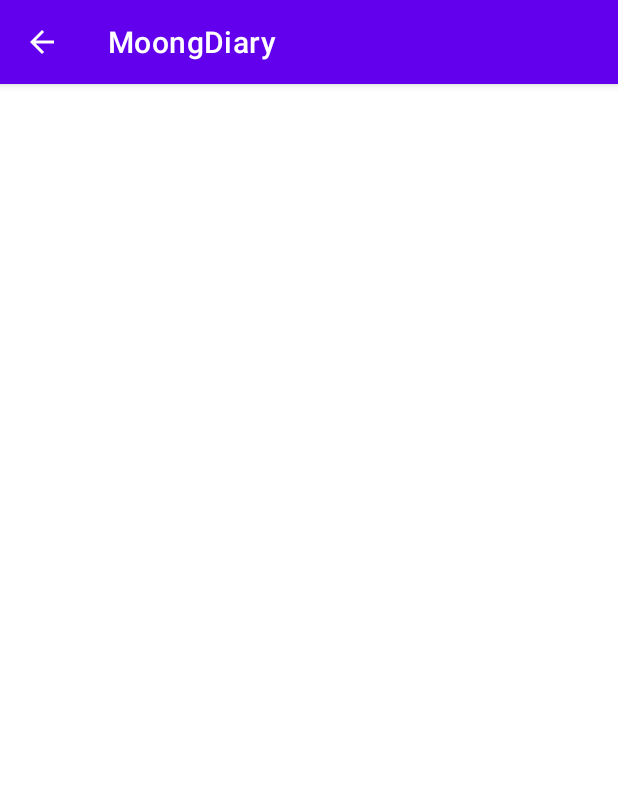
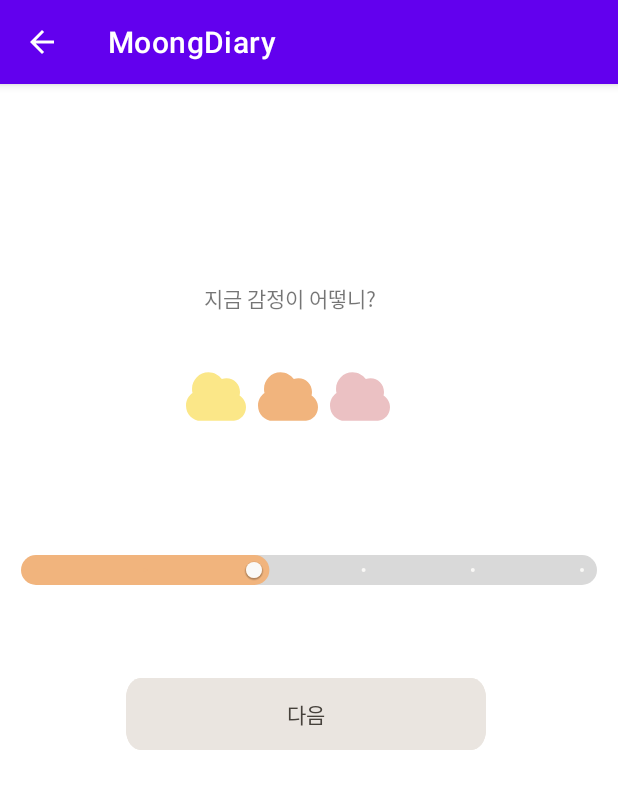
Before and after one commit to Chaewony/MoongDiary, an Android app: the screen it shows after launch (EmotionCloud before the commit, EmotionCloudActivity after it), after a tap on an icon or button, on a phone screen of 412 x 824 dp. Shown: the top 789 px of the screen. Run offline under Robolectric (Android 15) with nearby library versions, the phone set to English and light mode, and no system bars; libraries missing offline, so code that uses them is left out: com.shrikanthravi.collapsiblecalendarview; 2 statements that could not run were skipped.

Commit message:
Making Emotion Cloud
- 구름 선택
- 감정 강도 선택(슬라이더)
- 다음 버튼 누르면 일어날 일들 구현

```diff
--- a/app/src/main/AndroidManifest.xml
+++ b/app/src/main/AndroidManifest.xml
@@ -25,7 +25,7 @@
                 android:name="android.app.lib_name"
                 android:value="" />
         </activity>
-        <activity android:name=".EmotionCloud" android:parentActivityName=".MainActivity"></activity>
+        <activity android:name=".EmotionCloudActivity" android:parentActivityName=".MainActivity"></activity>
     </application>
 
 </manifest>
--- a/app/src/main/java/com/eustress/moongdiary/EmotionCloud.java
+++ /dev/null
@@ -1,15 +0,0 @@
-package com.eustress.moongdiary;
-
-import android.os.Bundle;
-
-import androidx.appcompat.app.AppCompatActivity;
-
-public class EmotionCloud extends AppCompatActivity {
-    @Override
-    protected void onCreate(Bundle savedInstanceState) {
-        super.onCreate(savedInstanceState);
-        setContentView(R.layout.activity_emotioncloud);
-
-
-    }
-}
--- /dev/null
+++ b/app/src/main/java/com/eustress/moongdiary/EmotionCloudActivity.java
@@ -0,0 +1,139 @@
+package com.eustress.moongdiary;
+
+import static android.view.View.GONE;
+
+import android.os.Bundle;
+import android.view.View;
+import android.widget.Button;
+import android.widget.ImageView;
+import android.widget.TextView;
+import android.widget.Toast;
+
+import androidx.appcompat.app.AppCompatActivity;
+
+import com.google.android.material.slider.Slider;
+
+public class EmotionCloudActivity extends AppCompatActivity {
+    private Slider discreteSlider;
+    private ImageView yellowCloud;
+    private ImageView orangeCloud;
+    private ImageView pinkCloud;
+    private Button nextBtn;
+    private TextView textView;
+    private Button doneBtn;
+    private com.google.android.material.textfield.TextInputEditText emotionEdt;
+
+    //선택된 cloud를 구분하기 위한 배열, 0은 선택x 1이 선택o
+    int[] clouds = { 0, 1, 0 }; //0번: yellow, 1번: orange, 2번: pink
+
+    @Override
+    protected void onCreate(Bundle savedInstanceState) {
+        super.onCreate(savedInstanceState);
+        setContentView(R.layout.activity_emotioncloud);
+
+        discreteSlider = findViewById(R.id.discreteSlider);
+        yellowCloud = findViewById(R.id.yellowCloud);
+        orangeCloud = findViewById(R.id.orangeCloud);
+        pinkCloud = findViewById(R.id.pinkCloud);
+        nextBtn = findViewById(R.id.nextBtn);
+        textView = findViewById(R.id.textView);
+        doneBtn = findViewById(R.id.doneBtn);
+        emotionEdt = findViewById(R.id.emotionEdt);
+
+        //색상 구름 클릭하면 슬라이더 색 바꿔주는거
+        yellowCloud.setOnClickListener(new View.OnClickListener() {
+            @Override
+            public void onClick(View v) {
+                discreteSlider.setTickActiveTintList(getResources().getColorStateList(R.color.yellow_cloud));
+                discreteSlider.setTrackActiveTintList(getResources().getColorStateList(R.color.yellow_cloud));
+
+                //선택된 구름을 구분하기 위한 업데이트
+                clouds[0] = 1;
+                clouds[1] = 0;
+                clouds[2] = 0;
+            }
+
+        });
+
+        //색상 구름 클릭하면 슬라이더 색 바꿔주는거
+        orangeCloud.setOnClickListener(new View.OnClickListener() {
+            @Override
+            public void onClick(View v) {
+                discreteSlider.setTickActiveTintList(getResources().getColorStateList(R.color.orange_cloud));
+                discreteSlider.setTrackActiveTintList(getResources().getColorStateList(R.color.orange_cloud));
+
+                //선택된 구름을 구분하기 위한 업데이트
+                clouds[0] = 0;
+                clouds[1] = 1;
+                clouds[2] = 0;
+            }
+
+        });
+
+        //색상 구름 클릭하면 슬라이더 색 바꿔주는거
+        pinkCloud.setOnClickListener(new View.OnClickListener() {
+            @Override
+            public void onClick(View v) {
+                discreteSlider.setTickActiveTintList(getResources().getColorStateList(R.color.pink_cloud));
+                discreteSlider.setTrackActiveTintList(getResources().getColorStateList(R.color.pink_cloud));
+
+                //선택된 구름을 구분하기 위한 업데이트
+                clouds[0] = 0;
+                clouds[1] = 0;
+                clouds[2] = 1;
+            }
+
+        });
+
+        //나중에 구름들 다 묶어서 배열이나 다른 자료구조로 관리하고 싶다
+        //겹치는거 반복문으로 구현하는걸로 바꾸고 싶다
+        nextBtn.setOnClickListener(new View.OnClickListener() {
+            @Override
+            public void onClick(View v) { //다음 버튼 누르면 일어날 일 처리
+                //선택된 구름은 선택 불가능하게 하고
+                //선택된 구름 제외하고는 없애고
+                if(clouds[0]==1){
+                    yellowCloud.setClickable(false);
+                    orangeCloud.setVisibility(GONE);
+                    pinkCloud.setVisibility(GONE);
+                }
+                else if(clouds[1]==1){
+                    orangeCloud.setClickable(false);
+                    yellowCloud.setVisibility(GONE);
+                    pinkCloud.setVisibility(GONE);
+                }
+                else{
+                    pinkCloud.setClickable(false);
+                    yellowCloud.setVisibility(GONE);
+                    orangeCloud.setVisibility(GONE);
+                }
+
+                //슬라이드 비활성화 하고
+                discreteSlider.setEnabled(false);
+                discreteSlider.setVisibility(GONE);
+
+                //다음 버튼 비활성화 하고
+                nextBtn.setVisibility(GONE);
+
+                //텍스트 박스 내용 바꾸고
+                textView.setText("감정에 이름을 붙여보자");
+
+                //감정구름 설명 edt box 활성화 하고
+                emotionEdt.setEnabled(true);
+                emotionEdt.setVisibility(View.VISIBLE);
+
+                //완료 버튼 활성화
+                doneBtn.setEnabled(true);
+            }
+        });
+
+        //완료 버튼 클릭 시 실행될 코드
+        doneBtn.setOnClickListener(new View.OnClickListener() {
+            @Override
+            public void onClick(View v) {
+                Toast.makeText(EmotionCloudActivity.this, emotionEdt.getText().toString().trim(), Toast.LENGTH_SHORT).show();
+            }
+
+        });
+    }
+}
--- a/app/src/main/java/com/eustress/moongdiary/MainActivity.java
+++ b/app/src/main/java/com/eustress/moongdiary/MainActivity.java
@@ -1,6 +1,5 @@
 package com.eustress.moongdiary;
 
-import androidx.annotation.NonNull;
 import androidx.appcompat.app.AppCompatActivity;
 
 import android.content.Intent;
@@ -14,8 +13,6 @@ import android.widget.Toast;
 import com.bumptech.glide.Glide;
 import com.shrikanthravi.collapsiblecalendarview.data.Day;
 import com.shrikanthravi.collapsiblecalendarview.widget.CollapsibleCalendar;
-
-import java.util.HashMap;
 
 public class MainActivity extends AppCompatActivity {
 
@@ -71,7 +68,7 @@ public class MainActivity extends AppCompatActivity {
             @Override
             public void onClick(View v) { //버튼이 눌렸을 때
                 //감정 구름 씬으로 넘어가기
-                Intent intent = new Intent(getApplication(), EmotionCloud.class);
+                Intent intent = new Intent(getApplication(), EmotionCloudActivity.class);
                 startActivity(intent);
             }
         });
--- /dev/null
+++ b/app/src/main/res/drawable/btn_basic.xml
@@ -0,0 +1,24 @@
+<!-- drawable/button.xml -->
+<vector
+    xmlns:android="http://schemas.android.com/apk/res/android"
+    xmlns:aapt="http://schemas.android.com/aapt"
+    android:width="240dp"
+    android:height="36dp"
+    android:viewportWidth="240"
+    android:viewportHeight="36"
+    >
+
+    <group>
+
+        <clip-path
+            android:pathData="M10 0H230C235.523 0 240 4.47715 240 10V26C240 31.5228 235.523 36 230 36H10C4.47715 36 0 31.5228 0 26V10C0 4.47715 4.47715 0 10 0Z"
+            />
+
+        <path
+            android:pathData="M0 0V36H240V0"
+            android:fillColor="#EAE5E0"
+            />
+
+    </group>
+
+</vector>
--- /dev/null
+++ b/app/src/main/res/drawable/ic_cloud.xml
@@ -0,0 +1,10 @@
+<vector xmlns:android="http://schemas.android.com/apk/res/android"
+    android:width="24dp"
+    android:height="24dp"
+    android:viewportWidth="24"
+    android:viewportHeight="24">
+    <path
+        android:pathData="M22,15.5C22,17.816 20.25,19.724 18,19.972V20H17.5H7C4.239,20 2,17.761 2,15C2,13.288 2.861,11.776 4.173,10.875C4.06,10.436 4,9.975 4,9.5C4,6.462 6.462,4 9.5,4C11.332,4 12.954,4.896 13.954,6.273C14.436,6.096 14.957,6 15.5,6C17.985,6 20,8.015 20,10.5C20,10.901 19.947,11.29 19.849,11.661C21.139,12.452 22,13.875 22,15.5Z"
+        android:fillColor="#76726E"
+        android:fillType="evenOdd"/>
+</vector>
--- a/app/src/main/res/layout/activity_emotioncloud.xml
+++ b/app/src/main/res/layout/activity_emotioncloud.xml
@@ -1,6 +1,126 @@
 <?xml version="1.0" encoding="utf-8"?>
 <androidx.constraintlayout.widget.ConstraintLayout xmlns:android="http://schemas.android.com/apk/res/android"
+    xmlns:app="http://schemas.android.com/apk/res-auto"
+    xmlns:tools="http://schemas.android.com/tools"
     android:layout_width="match_parent"
     android:layout_height="match_parent">
 
+    <com.google.android.material.slider.Slider
+        android:id="@+id/discreteSlider"
+        android:layout_width="wrap_content"
+        android:layout_height="wrap_content"
+        android:layout_marginTop="300dp"
+        android:stepSize="10.0"
+        android:value="20.0"
+        android:valueFrom="0.0"
+        android:valueTo="50.0"
+        app:layout_constraintEnd_toEndOf="parent"
+        app:layout_constraintHorizontal_bias="0.0"
+        app:layout_constraintStart_toStartOf="parent"
+        app:layout_constraintTop_toTopOf="parent"
+
+        app:thumbColor="#FAF9F7"
+        app:thumbRadius="5dp"
+
+        app:tickColorActive="#F1B47D"
+        app:tickColorInactive="#FAF9F7"
+
+        app:trackColorActive="#F1B47D"
+        app:trackColorInactive="#D9D9D9"
+
+        app:trackHeight="20dp" />
+
+    <TextView
+        android:id="@+id/textView"
+        android:layout_width="wrap_content"
+        android:layout_height="wrap_content"
+        android:layout_marginStart="136dp"
+        android:layout_marginTop="132dp"
+        android:text="지금 감정이 어떻니?"
+        app:layout_constraintStart_toStartOf="parent"
+        app:layout_constraintTop_toTopOf="parent"></TextView>
+
+    <ImageView
+        android:id="@+id/yellowCloud"
+        android:layout_width="48dp"
+        android:layout_height="48.8dp"
+        android:layout_marginStart="120dp"
+        android:layout_marginTop="184dp"
+        android:background="@drawable/ic_cloud"
+        android:backgroundTint="@color/yellow_cloud"
+        app:layout_constraintStart_toStartOf="parent"
+        app:layout_constraintTop_toTopOf="parent"></ImageView>
+
+    <ImageView
+        android:id="@+id/orangeCloud"
+        android:layout_width="48dp"
+        android:layout_height="48.8dp"
+        android:layout_marginStart="168dp"
+        android:layout_marginTop="184dp"
+        android:background="@drawable/ic_cloud"
+        android:backgroundTint="@color/orange_cloud"
+        app:layout_constraintStart_toStartOf="parent"
+        app:layout_constraintTop_toTopOf="parent"></ImageView>
+
+    <ImageView
+        android:id="@+id/pinkCloud"
+        android:layout_width="48dp"
+        android:layout_height="48.8dp"
+        android:layout_marginStart="216dp"
+        android:layout_marginTop="184dp"
+        android:background="@drawable/ic_cloud"
+        android:backgroundTint="@color/pink_cloud"
+        app:layout_constraintStart_toStartOf="parent"
+        app:layout_constraintTop_toTopOf="parent"></ImageView>
+
+    <androidx.appcompat.widget.AppCompatButton
+        android:id="@+id/nextBtn"
+        android:layout_width="wrap_content"
+        android:layout_height="wrap_content"
+        android:layout_gravity="center"
+        android:layout_marginStart="84dp"
+        android:layout_marginTop="396dp"
+        android:background="@drawable/btn_basic"
+        android:text="다음"
+        android:textAllCaps="false"
+        android:textColor="#46413B"
+        app:layout_constraintStart_toStartOf="parent"
+        app:layout_constraintTop_toTopOf="parent">
+
+    </androidx.appcompat.widget.AppCompatButton>
+
+    <androidx.appcompat.widget.AppCompatButton
+        android:id="@+id/doneBtn"
+        android:layout_width="wrap_content"
+        android:layout_height="wrap_content"
+        android:layout_gravity="center"
+        android:layout_marginStart="84dp"
+        android:layout_marginTop="396dp"
+        android:background="@drawable/btn_basic"
+        android:enabled="false"
+        android:text="완료"
+        android:textAllCaps="false"
+        android:textColor="#46413B"
+        app:layout_constraintStart_toStartOf="parent"
+        app:layout_constraintTop_toTopOf="parent">
+
+    </androidx.appcompat.widget.AppCompatButton>
+
+    <com.google.android.material.textfield.TextInputEditText
+        android:id="@+id/emotionEdt"
+        android:layout_width="0dp"
+        android:layout_height="wrap_content"
+        android:layout_marginTop="252dp"
+        android:paddingVertical="8dp"
+        android:paddingLeft="8dp"
+        android:paddingRight="201dp"
+        android:textColorHint="#6e706b"
+        app:layout_constraintEnd_toEndOf="parent"
+        app:layout_constraintHorizontal_bias="1.0"
+        app:layout_constraintStart_toStartOf="parent"
+        app:layout_constraintTop_toTopOf="parent"
+        android:enabled="false"
+        android:visibility="invisible"
+        />
+
 </androidx.constraintlayout.widget.ConstraintLayout>
--- a/app/src/main/res/values/colors.xml
+++ b/app/src/main/res/values/colors.xml
@@ -10,4 +10,7 @@
 
     <color name="button_brown">#BAAA9B</color>
     <color name="button_unpressed_brown">#EAE5E0</color>
+    <color name="yellow_cloud">#FBE788</color>
+    <color name="orange_cloud">#F1B47D</color>
+    <color name="pink_cloud">#EBC1C3</color>
 </resources>
```
